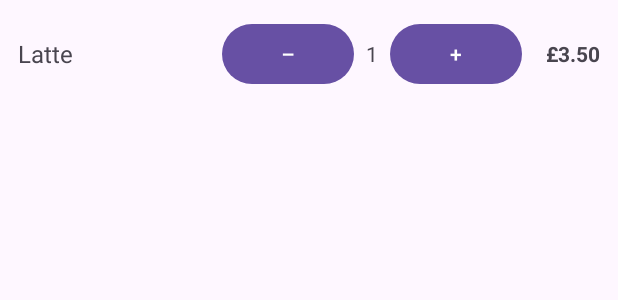
After one commit to Kowthar04/Cortado-AI, an Android app: the layout item_cart.xml on its own in the app's theme, with its tools: preview values and no code run, on a phone screen of 412 x 824 dp. The commit adds this screen. Shown: the top 300 px of the screen. Run offline under Robolectric (Android 15) with nearby library versions, the phone set to English and light mode, and no system bars.

Commit message:
-Implemented a working cart finally! -Connected MenuAdapter to CartManager to enable adding items to cart -Created CartAdapter to display cart items with quantity controls such as add and minus -Updated CartActivity to show item list and total price -The menu items load from Firestore correctly -Added a toolbar which displays the cart icon which i also added into drawable

```diff
--- a/app/src/main/AndroidManifest.xml
+++ b/app/src/main/AndroidManifest.xml
@@ -31,6 +31,11 @@
             android:exported="false" />
 
         <activity
+            android:name=".CartActivity"
+            android:exported="false" />
+
+
+        <activity
             android:name=".AdminLoginActivity"
             android:exported="false" />
 
--- a/app/src/main/java/com/example/cafeshopassignment/models/Order.kt
+++ b/app/src/main/java/com/example/cafeshopassignment/models/Order.kt
@@ -3,7 +3,7 @@ package com.example.cafeshopassignment.models
 class Order {
     val orderId: String = ""
     val customerId: String = ""
-    val items: List<OrderItem> = emptyList()
+    val items: List<CartItem> = emptyList()
     val total: Double = 0.0
     val status: String = "pending"
     val createdAt: Long = System.currentTimeMillis()
--- /dev/null
+++ b/app/src/main/res/layout/item_cart.xml
@@ -0,0 +1,44 @@
+<?xml version="1.0" encoding="utf-8"?>
+<LinearLayout xmlns:android="http://schemas.android.com/apk/res/android"
+    android:orientation="horizontal"
+    android:padding="12dp"
+    android:gravity="center_vertical"
+    android:layout_width="match_parent"
+    android:layout_height="wrap_content">
+
+    <TextView
+        android:id="@+id/cartItemName"
+        android:layout_width="0dp"
+        android:layout_height="wrap_content"
+        android:layout_weight="2"
+        android:text="Latte"
+        android:textSize="16sp" />
+
+    <Button
+        android:id="@+id/btnMinus"
+        android:layout_width="wrap_content"
+        android:layout_height="wrap_content"
+        android:text="–" />
+
+    <TextView
+        android:id="@+id/cartQty"
+        android:layout_width="wrap_content"
+        android:layout_height="wrap_content"
+        android:text="1"
+        android:paddingHorizontal="8dp" />
+
+    <Button
+        android:id="@+id/btnPlus"
+        android:layout_width="wrap_content"
+        android:layout_height="wrap_content"
+        android:text="+" />
+
+    <TextView
+        android:id="@+id/cartItemPrice"
+        android:layout_width="wrap_content"
+        android:layout_height="wrap_content"
+        android:layout_marginStart="16dp"
+        android:text="£3.50"
+        android:textStyle="bold" />
+
+</LinearLayout>
```
Also changed, not shown: app/src/main/java/com/example/cafeshopassignment/CartActivity.kt (added, +29 -0 lines), app/src/main/java/com/example/cafeshopassignment/CartManager.kt (added, +46 -0 lines), app/src/main/java/com/example/cafeshopassignment/MenuActivity.kt (+37 -2 lines), app/src/main/java/com/example/cafeshopassignment/adapters/CartAdapter.kt (added, +55 -0 lines), app/src/main/java/com/example/cafeshopassignment/models/CartItem.kt (added, +11 -0 lines), app/src/main/java/com/example/cafeshopassignment/models/OrderItem.kt (deleted, +0 -8 lines), app/src/main/res/drawable/ic_cart.xml (added, +9 -0 lines), app/src/main/res/layout/activity_cart.xml (added, +23 -0 lines), app/src/main/res/layout/activity_menu.xml (+11 -0 lines), app/src/main/res/menu/menu_activity.xml (added, +10 -0 lines).
